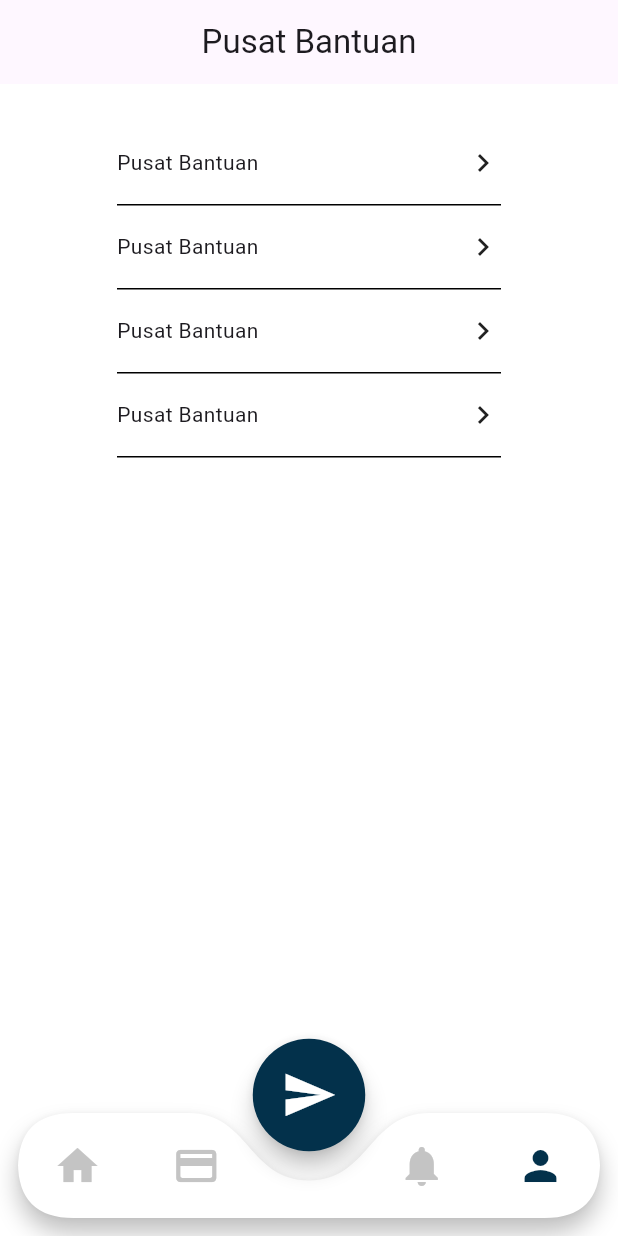
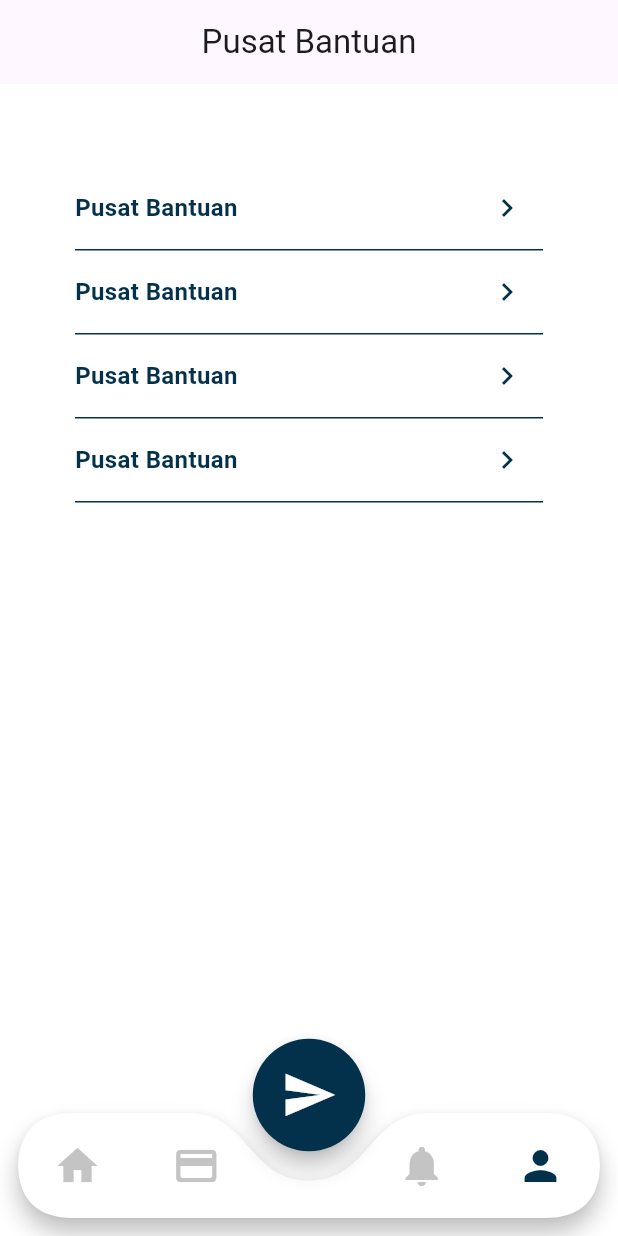
Before and after one commit to Jepretin/jepretin-frontend, a Flutter app: the screen it shows after launch, item 4 of the bottom bar chosen, on a phone screen of 412 x 824 dp. Run offline on Flutter 3.47's test engine with Material 3 defaults, Android fonts, the phone set to English and light mode, and no system bars; our stand-ins replace animated_notch_bottom_bar, dartz, dio, flutter_dotenv, flutter_svg, flutter_typeahead and 2 more; missing offline and left inert: get_cli.

Commit message:
update page help

```diff
--- a/lib/app/modules/menu-navbar/help/views/help_view.dart
+++ b/lib/app/modules/menu-navbar/help/views/help_view.dart
@@ -1,8 +1,8 @@
 import 'package:flutter/material.dart';
 
 import 'package:get/get.dart';
-import 'package:jepretin/app/themes/themes.dart';
 
+import 'package:jepretin/app/shared/customComponent.dart';
 import '../controllers/help_controller.dart';
 
 class HelpView extends GetView<HelpController> {
@@ -19,65 +19,44 @@ class HelpView extends GetView<HelpController> {
         builder: (controller) => SingleChildScrollView(
           padding: EdgeInsets.symmetric(horizontal: 20, vertical: 25),
           child: Center(
-            child: Column(
-              children: [
-                Container(
-                  height: 56,
-                  width: 256,
-                  decoration: BoxDecoration(
-                    border: Border(bottom: BorderSide(color: blackColor)),
-                  ),
-                  child: Row(
+            child: Container(
+              padding: EdgeInsets.all(30),
+              child: Column(
+                children: [
+                  CustomDropdown(
+                    title: "Pusat Bantuan",
                     children: [
-                      Text("Pusat Bantuan"),
-                      Spacer(),
-                      Icon(Icons.chevron_right),
+                      Text("data"),
+                      SizedBox(height: 8),
+                      Text("data"),
                     ],
                   ),
-                ),
-                Container(
-                  height: 56,
-                  width: 256,
-                  decoration: BoxDecoration(
-                    border: Border(bottom: BorderSide(color: blackColor)),
-                  ),
-                  child: Row(
+                  CustomDropdown(
+                    title: "Pusat Bantuan",
                     children: [
-                      Text("Pusat Bantuan"),
-                      Spacer(),
-                      Icon(Icons.chevron_right),
+                      Text("data"),
+                      SizedBox(height: 8),
+                      Text("data"),
                     ],
                   ),
-                ),
-                Container(
-                  height: 56,
-                  width: 256,
-                  decoration: BoxDecoration(
-                    border: Border(bottom: BorderSide(color: blackColor)),
-                  ),
-                  child: Row(
+                  CustomDropdown(
+                    title: "Pusat Bantuan",
                     children: [
-                      Text("Pusat Bantuan"),
-                      Spacer(),
-                      Icon(Icons.chevron_right),
+                      Text("data"),
+                      SizedBox(height: 8),
+                      Text("data"),
                     ],
                   ),
-                ),
-                Container(
-                  height: 56,
-                  width: 256,
-                  decoration: BoxDecoration(
-                    border: Border(bottom: BorderSide(color: blackColor)),
-                  ),
-                  child: Row(
+                  CustomDropdown(
+                    title: "Pusat Bantuan",
                     children: [
-                      Text("Pusat Bantuan"),
-                      Spacer(),
-                      Icon(Icons.chevron_right),
+                      Text("data"),
+                      SizedBox(height: 8),
+                      Text("data"),
                     ],
                   ),
-                ),
-              ],
+                ],
+              ),
             ),
           ),
         ),
--- a/lib/app/shared/customComponent.dart
+++ b/lib/app/shared/customComponent.dart
@@ -586,3 +586,70 @@ class SharedDraggableSheet extends StatelessWidget {
     );
   }
 }
+
+class CustomDropdown extends StatefulWidget {
+  final String title;               // Judul di baris utama
+  final List<Widget> children;      // Isi dropdown (bisa list widget custom)
+  final TextStyle? titleStyle;
+
+  const CustomDropdown({
+    super.key,
+    required this.title,
+    this.children = const [],
+    this.titleStyle,
+  });
+
+  @override
+  State<CustomDropdown> createState() => _CustomDropdownState();
+}
+
+class _CustomDropdownState extends State<CustomDropdown> {
+  bool _isExpanded = false;
+
+  @override
+  Widget build(BuildContext context) {
+    return Column(
+      crossAxisAlignment: CrossAxisAlignment.start,
+      children: [
+        // Header
+        Container(
+          height: 56,
+          decoration: BoxDecoration(
+            border: Border(bottom: BorderSide(color: primaryColor)),
+          ),
+          child: Row(
+            children: [
+              Text(
+                widget.title,
+                style: widget.titleStyle ??
+                    TextStyle(fontSize: 16, fontWeight: FontWeight.w600, color: primaryColor),
+              ),
+              Spacer(),
+              IconButton(
+                onPressed: () {
+                  setState(() {
+                    _isExpanded = !_isExpanded;
+                  });
+                },
+                icon: Icon(
+                  _isExpanded ? Icons.expand_more : Icons.chevron_right,
+                  color: primaryColor,
+                ),
+              ),
+            ],
+          ),
+        ),
+
+        // Dropdown Content
+        if (_isExpanded)
+          Container(
+            padding: EdgeInsets.all(12),
+            child: Column(
+              crossAxisAlignment: CrossAxisAlignment.start,
+              children: widget.children,
+            ),
+          ),
+      ],
+    );
+  }
+}
```
